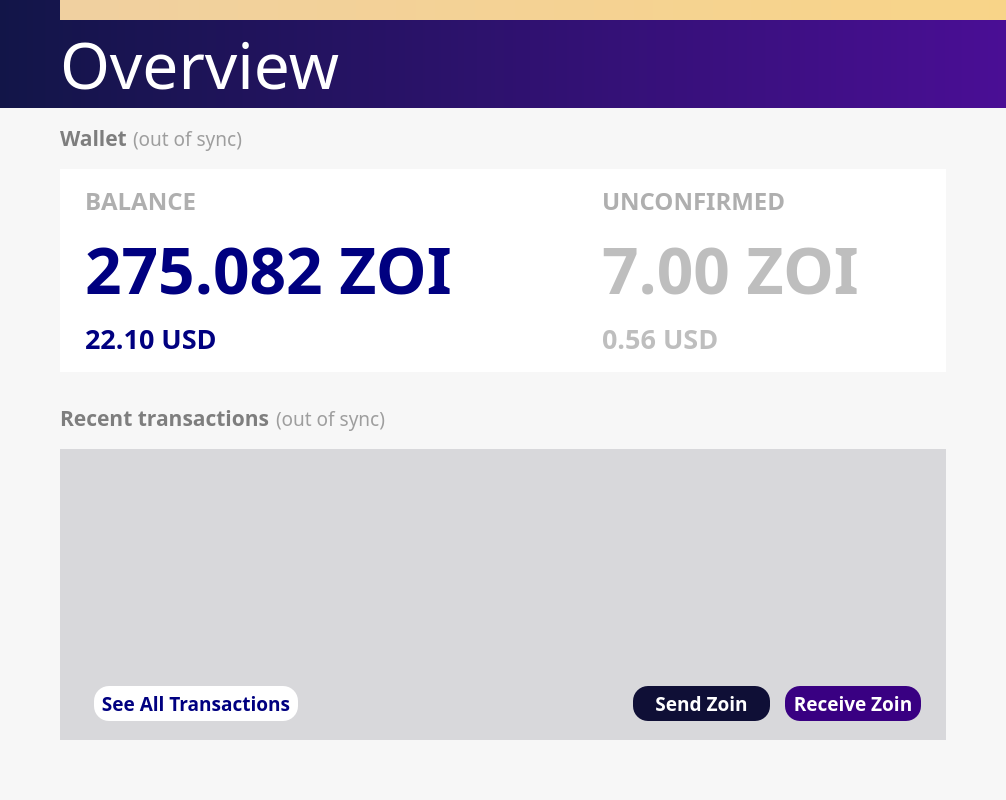
The window that src/qt/forms/overviewpage.ui (noirofficial/noir) describes before a commit, drawn with Qt 5.
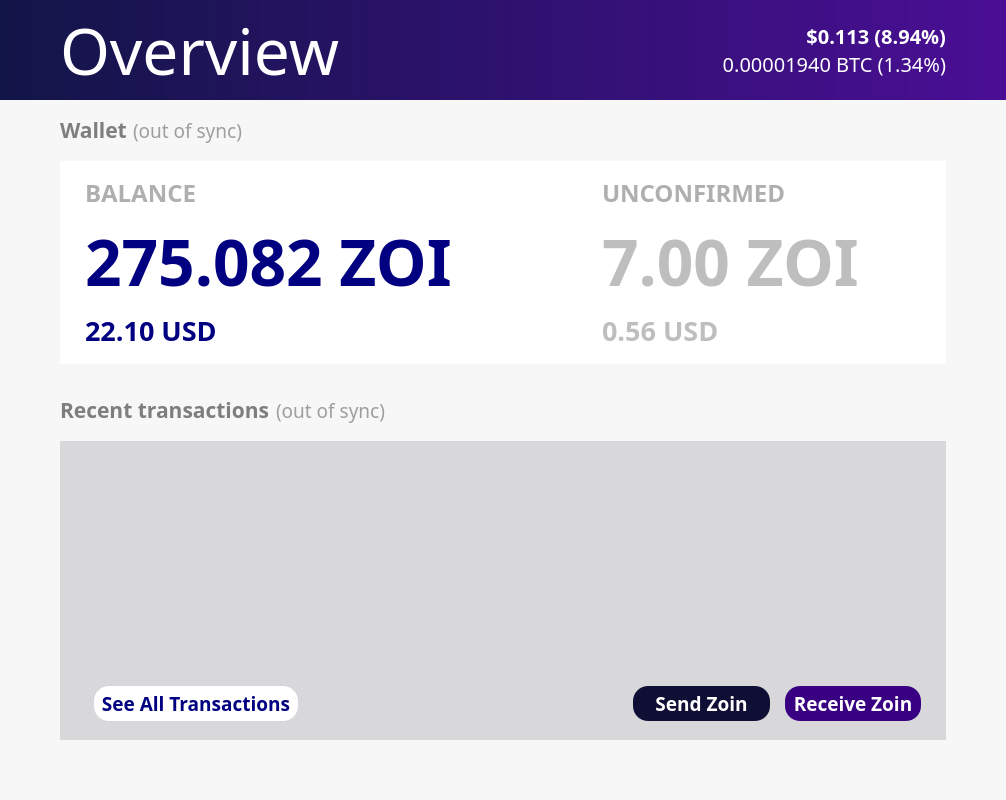
The same window after the commit. Icons and pictures are not drawn.

Patch:
```diff
--- a/src/qt/forms/overviewpage.ui
+++ b/src/qt/forms/overviewpage.ui
@@ -16,6 +16,12 @@
     <verstretch>0</verstretch>
    </sizepolicy>
   </property>
+  <property name="minimumSize">
+   <size>
+    <width>900</width>
+    <height>0</height>
+   </size>
+  </property>
   <property name="palette">
    <palette>
     <active>
@@ -330,6 +336,9 @@
    </property>
    <item>
     <layout class="QHBoxLayout" name="horizontalLayout" stretch="0">
+     <property name="spacing">
+      <number>0</number>
+     </property>
      <item>
       <layout class="QVBoxLayout" name="verticalLayout_2" stretch="0,0,0">
        <item>
@@ -337,6 +346,9 @@
          <property name="spacing">
           <number>0</number>
          </property>
+         <property name="sizeConstraint">
+          <enum>QLayout::SetDefaultConstraint</enum>
+         </property>
          <property name="topMargin">
           <number>0</number>
          </property>
@@ -371,7 +383,7 @@
            <property name="frameShadow">
             <enum>QFrame::Raised</enum>
            </property>
-           <layout class="QVBoxLayout" name="verticalLayout_5">
+           <layout class="QHBoxLayout" name="horizontalLayout_3">
             <property name="spacing">
              <number>0</number>
             </property>
@@ -382,48 +394,11 @@
              <number>0</number>
             </property>
             <property name="rightMargin">
-             <number>0</number>
+             <number>60</number>
             </property>
             <property name="bottomMargin">
              <number>0</number>
             </property>
-            <item>
-             <widget class="QLabel" name="labelAlerts">
-              <property name="sizePolicy">
-               <sizepolicy hsizetype="Preferred" vsizetype="Fixed">
-                <horstretch>0</horstretch>
-                <verstretch>0</verstretch>
-               </sizepolicy>
-              </property>
-              <property name="minimumSize">
-               <size>
-                <width>0</width>
-                <height>20</height>
-               </size>
-              </property>
-              <property name="visible">
-               <bool>false</bool>
-              </property>
-              <property name="styleSheet">
-               <string notr="true">background-color: qlineargradient(x1: 0, y1: 0, x2: 1, y2: 0, stop:0 #F0D0A0, stop:1 #F8D488); color:#000000;</string>
-              </property>
-              <property name="text">
-               <string/>
-              </property>
-              <property name="alignment">
-               <set>Qt::AlignLeading|Qt::AlignLeft|Qt::AlignVCenter</set>
-              </property>
-              <property name="wordWrap">
-               <bool>true</bool>
-              </property>
-              <property name="margin">
-               <number>0</number>
-              </property>
-              <property name="indent">
-               <number>0</number>
-              </property>
-             </widget>
-            </item>
             <item>
              <widget class="QLabel" name="label_2">
               <property name="sizePolicy">
@@ -453,6 +428,52 @@
               </property>
              </widget>
             </item>
+            <item>
+             <layout class="QVBoxLayout" name="verticalLayout_5">
+              <item>
+               <widget class="QLabel" name="label_6">
+                <property name="font">
+                 <font>
+                  <family>ZoinSemiBold</family>
+                  <pointsize>15</pointsize>
+                  <weight>75</weight>
+                  <bold>true</bold>
+                 </font>
+                </property>
+                <property name="styleSheet">
+                 <string notr="true">background-color: rgb(0,0,0,0);
+color: white;</string>
+                </property>
+                <property name="text">
+                 <string>$0.113 (8.94%)</string>
+                </property>
+                <property name="alignment">
+                 <set>Qt::AlignBottom|Qt::AlignRight|Qt::AlignTrailing</set>
+                </property>
+               </widget>
+              </item>
+              <item>
+               <widget class="QLabel" name="label_7">
+                <property name="font">
+                 <font>
+                  <family>ZoinLight</family>
+                  <pointsize>15</pointsize>
+                 </font>
+                </property>
+                <property name="styleSheet">
+                 <string notr="true">background-color: rgb(0,0,0,0);
+color: white;</string>
+                </property>
+                <property name="text">
+                 <string>0.00001940 BTC (1.34%)</string>
+                </property>
+                <property name="alignment">
+                 <set>Qt::AlignRight|Qt::AlignTop|Qt::AlignTrailing</set>
+                </property>
+               </widget>
+              </item>
+             </layout>
+            </item>
            </layout>
           </widget>
          </item>
@@ -584,6 +605,12 @@
           </property>
           <item>
            <layout class="QHBoxLayout" name="horizontalLayout_4">
+            <property name="spacing">
+             <number>-1</number>
+            </property>
+            <property name="rightMargin">
+             <number>0</number>
+            </property>
             <property name="bottomMargin">
              <number>10</number>
             </property>
@@ -646,7 +673,13 @@
             <item>
              <widget class="QPushButton" name="pushButton_3">
               <property name="enabled">
-               <bool>false</bool>
+               <bool>true</bool>
+              </property>
+              <property name="sizePolicy">
+               <sizepolicy hsizetype="Minimum" vsizetype="Fixed">
+                <horstretch>0</horstretch>
+                <verstretch>0</verstretch>
+               </sizepolicy>
               </property>
               <property name="styleSheet">
                <string notr="true"/>
@@ -811,7 +844,7 @@
                 <bool>false</bool>
                </property>
                <property name="sizePolicy">
-                <sizepolicy hsizetype="Maximum" vsizetype="Maximum">
+                <sizepolicy hsizetype="Preferred" vsizetype="Preferred">
                  <horstretch>0</horstretch>
                  <verstretch>0</verstretch>
                 </sizepolicy>
@@ -836,7 +869,7 @@
              <item row="1" column="0">
               <widget class="QLabel" name="labelBalance">
                <property name="sizePolicy">
-                <sizepolicy hsizetype="Maximum" vsizetype="Maximum">
+                <sizepolicy hsizetype="Preferred" vsizetype="Preferred">
                  <horstretch>0</horstretch>
                  <verstretch>0</verstretch>
                 </sizepolicy>
@@ -1084,7 +1117,7 @@
                 <bool>false</bool>
                </property>
                <property name="sizePolicy">
-                <sizepolicy hsizetype="Maximum" vsizetype="Maximum">
+                <sizepolicy hsizetype="Preferred" vsizetype="Preferred">
                  <horstretch>0</horstretch>
                  <verstretch>0</verstretch>
                 </sizepolicy>
@@ -1126,7 +1159,7 @@
                 <bool>false</bool>
                </property>
                <property name="sizePolicy">
-                <sizepolicy hsizetype="Maximum" vsizetype="Maximum">
+                <sizepolicy hsizetype="Preferred" vsizetype="Preferred">
                  <horstretch>0</horstretch>
                  <verstretch>0</verstretch>
                 </sizepolicy>
@@ -1535,6 +1568,12 @@
              </property>
              <item>
               <widget class="QListView" name="listTransactions">
+               <property name="sizePolicy">
+                <sizepolicy hsizetype="Expanding" vsizetype="Expanding">
+                 <horstretch>0</horstretch>
+                 <verstretch>0</verstretch>
+                </sizepolicy>
+               </property>
                <property name="palette">
                 <palette>
                  <active>
```
Left out of the diff: 9 changed lines with no effect on the pictures.
